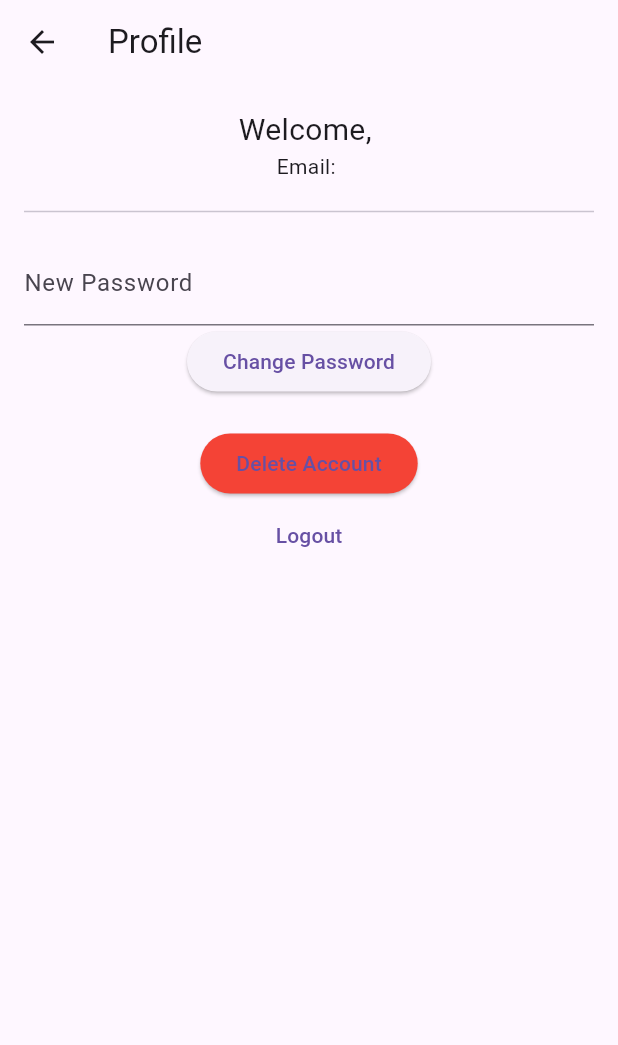
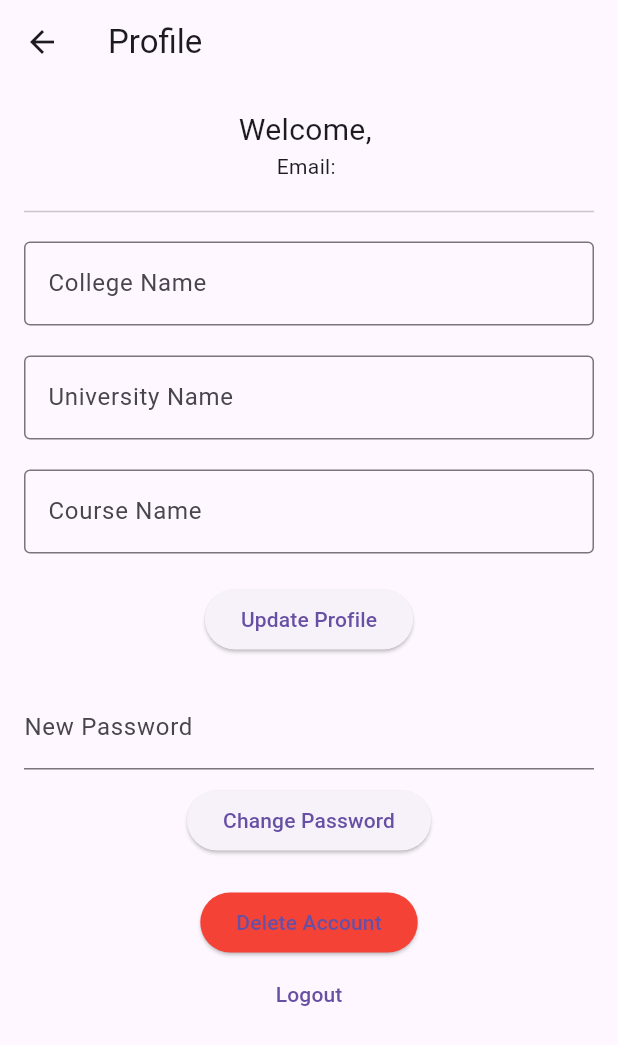
Before and after one commit to SwastikShetty06/Collage-Project-Frontend, a Flutter app: the ProfileScreen screen opened directly with empty values, on a phone screen of 412 x 824 dp. Shown: the top 1045 px of the screen. Run offline on Flutter 3.47's test engine with Material 3 defaults, Android fonts, the phone set to English and light mode, and no system bars.

Commit message:
14 April, 3:00 pm;

```diff
--- a/lib/screens/profile_screen.dart
+++ b/lib/screens/profile_screen.dart
@@ -11,7 +11,13 @@ class ProfileScreen extends StatefulWidget {
 class _ProfileScreenState extends State<ProfileScreen> {
   final AuthService _authService = AuthService();
   Map<String, dynamic>? _user;
+
+  // Controllers for text fields
   final TextEditingController _passwordController = TextEditingController();
+  final TextEditingController _collegeController = TextEditingController();
+  final TextEditingController _universityController = TextEditingController();
+  final TextEditingController _courseController = TextEditingController();
+
   bool _isLoading = false;
   String _message = '';
 
@@ -22,34 +28,54 @@ class _ProfileScreenState extends State<ProfileScreen> {
         ModalRoute.of(context)!.settings.arguments as Map<String, dynamic>;
     setState(() {
       _user = userData;
+      _collegeController.text = _user?['collegeName'] ?? '';
+      _universityController.text = _user?['universityName'] ?? '';
+      _courseController.text = _user?['courseName'] ?? '';
     });
   }
 
   void _changePassword() async {
-    if (_user == null) return;
-    setState(() {
-      _isLoading = true;
-      _message = '';
-    });
-
-    final success = await _authService.changePassword(
+    if (_user == null || _passwordController.text.trim().isEmpty) {
+      setState(() => _message = 'Please enter a new password');
+      return;
+    }
+    try {
+      final response = await _authService.changePassword(
         _user!['id'],
         _passwordController.text.trim(),
       );
-
       setState(() {
-      _isLoading = false;
-      _message = success ? 'Password updated!' : 'Failed to update password.';
+        _message = response['message'] ?? 'Password changed successfully';
       });
+    } catch (e) {
+      setState(() {
+        _message = 'Error: Failed to change password';
+      });
+    }
   }
 
   void _deleteAccount() async {
     if (_user == null) return;
-
     final success = await _authService.deleteUser(_user!['id']);
     if (success && mounted) {
       Navigator.pushReplacementNamed(context, '/');
     }
+  }
+
+  void _updateProfile() async {
+    if (_user == null) return;
+    final updatedProfile = {
+      'id': _user!['id'],
+      'fullName': _user!['fullName'],
+      'email': _user!['email'],
+      'collegeName': _collegeController.text.trim(),
+      'universityName': _universityController.text.trim(),
+      'courseName': _courseController.text.trim(),
+    };
+    final success = await _authService.updateProfile(updatedProfile);
+    setState(() {
+      _message = success ? 'Profile updated!' : 'Failed to update profile.';
+    });
   }
 
   void _logout() {
@@ -64,6 +90,7 @@ class _ProfileScreenState extends State<ProfileScreen> {
       appBar: AppBar(title: const Text('Profile')),
       body: Padding(
         padding: const EdgeInsets.all(16.0),
+        child: SingleChildScrollView(
           child: Column(
             children: [
               Text(
@@ -73,10 +100,40 @@ class _ProfileScreenState extends State<ProfileScreen> {
               Text('Email: ${_user!['email']}'),
               const Divider(height: 40),
               TextField(
+                controller: _collegeController,
+                decoration: const InputDecoration(
+                  labelText: 'College Name',
+                  border: OutlineInputBorder(),
+                ),
+              ),
+              const SizedBox(height: 20),
+              TextField(
+                controller: _universityController,
+                decoration: const InputDecoration(
+                  labelText: 'University Name',
+                  border: OutlineInputBorder(),
+                ),
+              ),
+              const SizedBox(height: 20),
+              TextField(
+                controller: _courseController,
+                decoration: const InputDecoration(
+                  labelText: 'Course Name',
+                  border: OutlineInputBorder(),
+                ),
+              ),
+              const SizedBox(height: 20),
+              ElevatedButton(
+                onPressed: _updateProfile,
+                child: const Text('Update Profile'),
+              ),
+              const SizedBox(height: 20),
+              TextField(
                 controller: _passwordController,
                 decoration: const InputDecoration(labelText: 'New Password'),
                 obscureText: true,
               ),
+              const SizedBox(height: 10),
               ElevatedButton(
                 onPressed: _isLoading ? null : _changePassword,
                 child:
@@ -85,11 +142,17 @@ class _ProfileScreenState extends State<ProfileScreen> {
                         : const Text('Change Password'),
               ),
               if (_message.isNotEmpty)
-              Text(
+                Padding(
+                  padding: const EdgeInsets.symmetric(vertical: 12.0),
+                  child: Text(
                     _message,
                     style: TextStyle(
                       color:
-                      _message.contains('updated') ? Colors.green : Colors.red,
+                          _message.contains('updated') ||
+                                  _message.contains('success')
+                              ? Colors.green
+                              : Colors.red,
+                    ),
                   ),
                 ),
               const SizedBox(height: 20),
@@ -102,6 +165,7 @@ class _ProfileScreenState extends State<ProfileScreen> {
             ],
           ),
         ),
+      ),
     );
   }
 }
--- a/lib/services/auth_service.dart
+++ b/lib/services/auth_service.dart
@@ -10,7 +10,6 @@ class AuthService {
       headers: {'Content-Type': 'application/json'},
       body: jsonEncode({'email': email, 'password': password}),
     );
-
     if (response.statusCode == 200) {
       return jsonDecode(response.body);
     }
@@ -26,12 +25,11 @@ class AuthService {
       Uri.parse('$baseUrl/register'),
       headers: {'Content-Type': 'application/json'},
       body: jsonEncode({
-        'fullName': name, // Changed from 'name' to 'fullName'
+        'fullName': name,
         'email': email,
         'password': password,
       }),
     );
-
     if (response.statusCode == 200) {
       return jsonDecode(response.body);
     }
@@ -40,21 +38,22 @@ class AuthService {
 
   Future<Map<String, dynamic>?> fetchProfile(int id) async {
     final response = await http.get(Uri.parse('$baseUrl/profile/$id'));
-
     if (response.statusCode == 200) {
       return jsonDecode(response.body);
     }
     return null;
   }
 
-  Future<bool> changePassword(int id, String newPassword) async {
+  Future<Map<String, dynamic>> changePassword(
+    int userId,
+    String newPassword,
+  ) async {
     final response = await http.put(
-      // Updated endpoint URL to match the UserController mapping
-      Uri.parse('http://10.0.2.2:8080/api/user/$id/password'),
+      Uri.parse('http://10.0.2.2:8080/api/user/$userId/password'),
       headers: {'Content-Type': 'application/json'},
       body: jsonEncode({'newPassword': newPassword}),
     );
-    return response.statusCode == 200;
+    return jsonDecode(response.body);
   }
 
   Future<bool> deleteUser(int id) async {
@@ -64,4 +63,17 @@ class AuthService {
     );
     return response.statusCode == 200;
   }
+
+  Future<bool> updateProfile(Map<String, dynamic> profile) async {
+    final response = await http.put(
+      Uri.parse('http://10.0.2.2:8080/api/user/update/${profile['id']}'),
+      headers: {'Content-Type': 'application/json'},
+      body: jsonEncode({
+        'collegeName': profile['collegeName'],
+        'universityName': profile['universityName'],
+        'courseName': profile['courseName'],
+      }),
+    );
+    return response.statusCode == 200;
+  }
 }
```
Also changed, not shown: 10 other files. Lines whose indentation alone changed are shown as unchanged.
